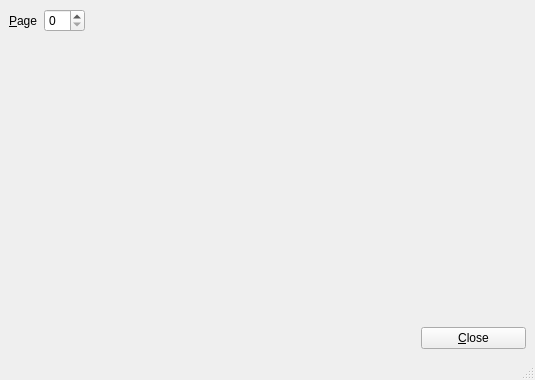
First picture: the form in UI/biblioteq_pdfreader.ui, repository textbrowser/biblioteq, before the edit.
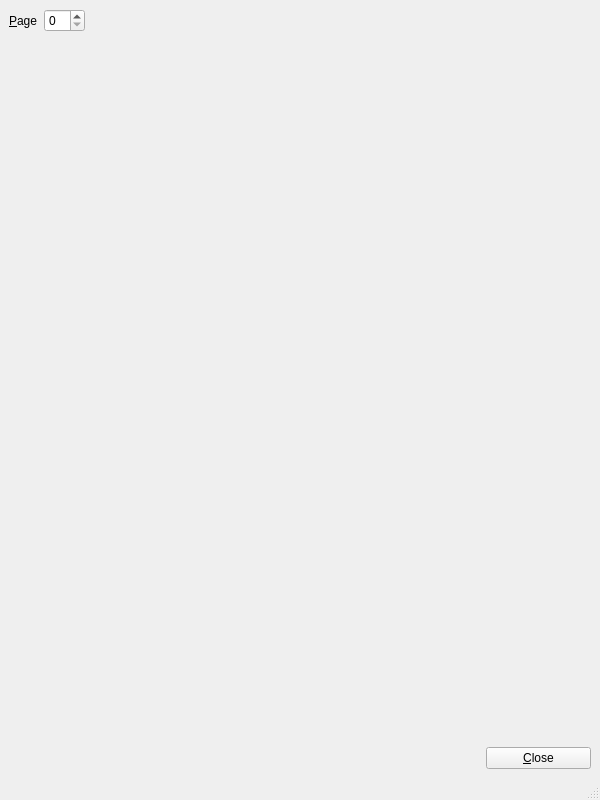
Second picture: the form after the edit. Icons and pictures are not drawn.

```diff
--- a/UI/biblioteq_pdfreader.ui
+++ b/UI/biblioteq_pdfreader.ui
@@ -6,8 +6,8 @@
    <rect>
     <x>0</x>
     <y>0</y>
-    <width>535</width>
-    <height>380</height>
+    <width>600</width>
+    <height>800</height>
    </rect>
   </property>
   <property name="windowTitle">
@@ -62,8 +62,8 @@
         <rect>
          <x>0</x>
          <y>0</y>
-         <width>517</width>
-         <height>281</height>
+         <width>582</width>
+         <height>701</height>
         </rect>
        </property>
        <layout class="QVBoxLayout" name="verticalLayout">
```
